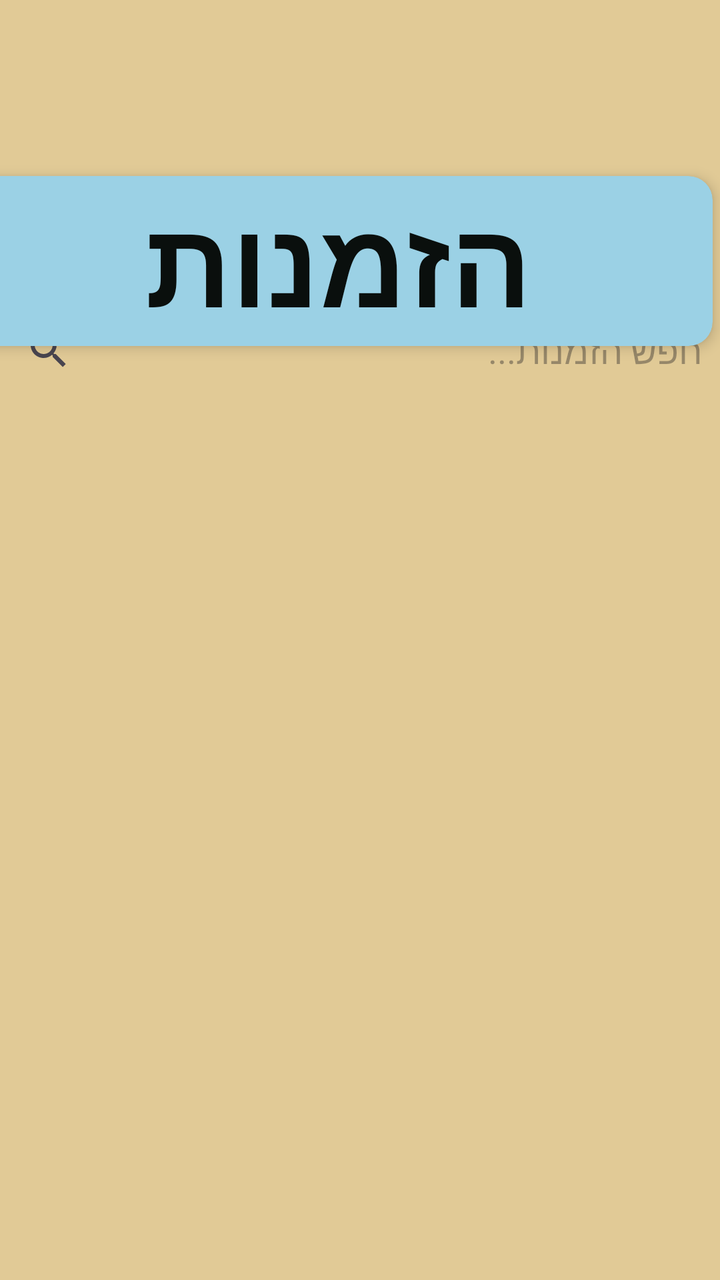
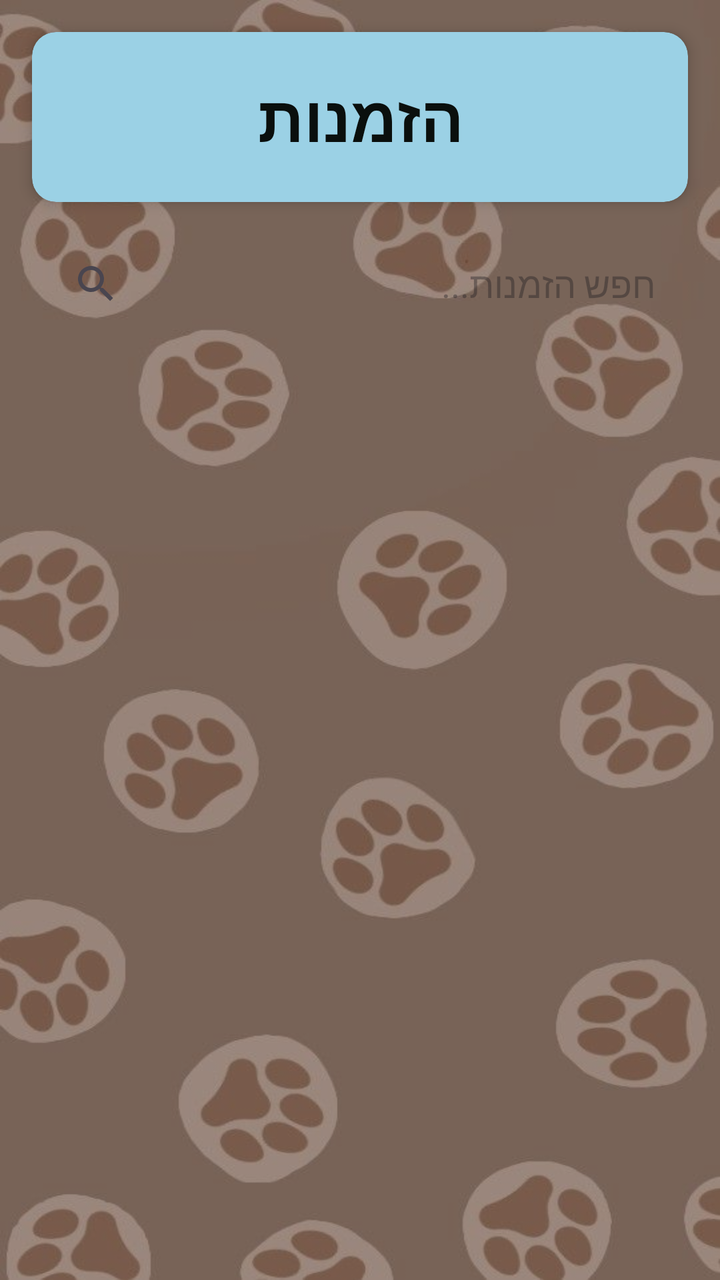

Two renders of the same Android screen: before a commit and after it. Below are the layout's source before the change and the commit's diff.
<!-- AndroidManifest.xml: application theme Theme.Mygame -->
<!-- res/layout/activity_all_orders.xml -->
<?xml version="1.0" encoding="utf-8"?>
<androidx.constraintlayout.widget.ConstraintLayout xmlns:android="http://schemas.android.com/apk/res/android"
    xmlns:app="http://schemas.android.com/apk/res-auto"
    xmlns:tools="http://schemas.android.com/tools"
    android:id="@+id/main"
    android:layout_width="match_parent"
    android:layout_height="match_parent"
    android:background="#E1CA96"
    tools:context=".screens.AllOrders">


    <androidx.cardview.widget.CardView
        android:id="@+id/header_card"
        android:layout_width="375dp"
        android:layout_height="85dp"
        android:layout_marginHorizontal="16dp"
        android:layout_marginTop="88dp"
        app:cardBackgroundColor="#9BD1E5"
        app:cardCornerRadius="12dp"
        app:cardElevation="4dp"
        app:layout_constraintEnd_toEndOf="parent"
        app:layout_constraintHorizontal_bias="0.75"
        app:layout_constraintStart_toStartOf="parent"
        app:layout_constraintTop_toTopOf="parent">


        <TextView
            android:id="@+id/textView3"
            android:layout_width="match_parent"
            android:layout_height="match_parent"
            android:gravity="center"
            android:text="הזמנות"
            android:textColor="#0A0F0D"
            android:textSize="60dp"
            android:textStyle="bold" />
    </androidx.cardview.widget.CardView>

    <SearchView
        android:id="@+id/svOrders"
        android:layout_width="375dp"
        android:layout_height="50dp"

        android:background="@android:color/transparent"
        android:iconifiedByDefault="false"

        android:queryBackground="@android:color/transparent"
        android:queryHint="חפש הזמנות..."
        app:layout_constraintBottom_toBottomOf="parent"
        app:layout_constraintEnd_toEndOf="parent"
        app:layout_constraintHorizontal_bias="0.555"
        app:layout_constraintStart_toStartOf="parent"
        app:layout_constraintTop_toTopOf="parent"
        app:layout_constraintVertical_bias="0.254" />

    <androidx.recyclerview.widget.RecyclerView
        android:id="@+id/rcAllorders"
        android:layout_width="392dp"
        android:layout_height="491dp"
        android:padding="8dp"
        app:layout_constraintBottom_toBottomOf="parent"
        app:layout_constraintEnd_toEndOf="parent"
        app:layout_constraintStart_toStartOf="parent"
        app:layout_constraintTop_toTopOf="parent"
        app:layout_constraintVertical_bias="0.93" />


</androidx.constraintlayout.widget.ConstraintLayout>
<!-- resources referenced by this layout -->
<resources>
  <style name="Theme.Mygame" parent="Base.Theme.Mygame" />
  <style name="Base.Theme.Mygame" parent="Theme.Material3.DayNight">
          
          
      </style>
</resources>

<!-- the commit's change to res/layout/activity_all_orders.xml (unified diff, before → after) -->
@@ -1,28 +1,36 @@
 <?xml version="1.0" encoding="utf-8"?>
-<androidx.constraintlayout.widget.ConstraintLayout xmlns:android="http://schemas.android.com/apk/res/android"
+<androidx.constraintlayout.widget.ConstraintLayout
+    xmlns:android="http://schemas.android.com/apk/res/android"
     xmlns:app="http://schemas.android.com/apk/res-auto"
     xmlns:tools="http://schemas.android.com/tools"
     android:id="@+id/main"
     android:layout_width="match_parent"
     android:layout_height="match_parent"
-    android:background="#E1CA96"
+    android:background="@drawable/dog_background"
     tools:context=".screens.AllOrders">
 
+    
+    <View
+        android:layout_width="0dp"
+        android:layout_height="0dp"
+        android:background="#55000000"
+        app:layout_constraintTop_toTopOf="parent"
+        app:layout_constraintBottom_toBottomOf="parent"
+        app:layout_constraintStart_toStartOf="parent"
+        app:layout_constraintEnd_toEndOf="parent" />
 
     <androidx.cardview.widget.CardView
         android:id="@+id/header_card"
-        android:layout_width="375dp"
+        android:layout_width="0dp"
         android:layout_height="85dp"
-        android:layout_marginHorizontal="16dp"
-        android:layout_marginTop="88dp"
+        android:layout_margin="16dp"
         app:cardBackgroundColor="#9BD1E5"
         app:cardCornerRadius="12dp"
         app:cardElevation="4dp"
+        app:layout_constraintTop_toTopOf="parent"
+        app:layout_constraintStart_toStartOf="parent"
         app:layout_constraintEnd_toEndOf="parent"
-        app:layout_constraintHorizontal_bias="0.75"
-        app:layout_constraintStart_toStartOf="parent"
-        app:layout_constraintTop_toTopOf="parent">
-
+        android:layout_marginTop="88dp">
 
         <TextView
             android:id="@+id/textView3"
@@ -31,37 +39,31 @@
             android:gravity="center"
             android:text="הזמנות"
             android:textColor="#0A0F0D"
-            android:textSize="60dp"
+            android:textSize="32sp"
             android:textStyle="bold" />
     </androidx.cardview.widget.CardView>
 
     <SearchView
         android:id="@+id/svOrders"
-        android:layout_width="375dp"
+        android:layout_width="0dp"
         android:layout_height="50dp"
-
+        android:layout_margin="16dp"
         android:background="@android:color/transparent"
         android:iconifiedByDefault="false"
-
         android:queryBackground="@android:color/transparent"
         android:queryHint="חפש הזמנות..."
-        app:layout_constraintBottom_toBottomOf="parent"
-        app:layout_constraintEnd_toEndOf="parent"
-        app:layout_constraintHorizontal_bias="0.555"
+        app:layout_constraintTop_toBottomOf="@id/header_card"
         app:layout_constraintStart_toStartOf="parent"
-        app:layout_constraintTop_toTopOf="parent"
-        app:layout_constraintVertical_bias="0.254" />
+        app:layout_constraintEnd_toEndOf="parent" />
 
     <androidx.recyclerview.widget.RecyclerView
         android:id="@+id/rcAllorders"
-        android:layout_width="392dp"
-        android:layout_height="491dp"
+        android:layout_width="0dp"
+        android:layout_height="0dp"
         android:padding="8dp"
+        app:layout_constraintTop_toBottomOf="@id/svOrders"
         app:layout_constraintBottom_toBottomOf="parent"
-        app:layout_constraintEnd_toEndOf="parent"
         app:layout_constraintStart_toStartOf="parent"
-        app:layout_constraintTop_toTopOf="parent"
-        app:layout_constraintVertical_bias="0.93" />
-
+        app:layout_constraintEnd_toEndOf="parent" />
 
 </androidx.constraintlayout.widget.ConstraintLayout>
<!-- resource entries referenced after the edit -->
@@ -1,5 +1,6 @@
 <!-- resources referenced by this layout -->
 <resources>
+  <!-- drawable dog_background: jpg bitmap (drawable, 38489 bytes) -->
   <style name="Theme.Mygame" parent="Base.Theme.Mygame" />
   <style name="Base.Theme.Mygame" parent="Theme.Material3.DayNight">
           
